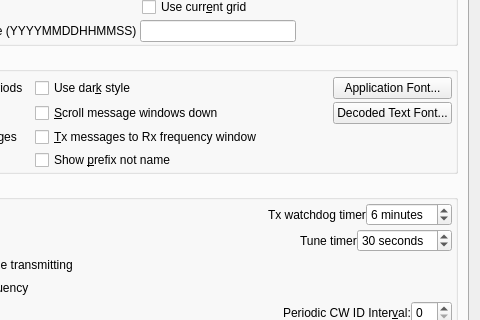
This is Configuration.ui in vu2cpl/jtdx-vu as Qt 5 draws it before an edit; both pictures show x 220 to 700 and y 154 to 474 of the 700 by 600 pixel window. The edited form follows.
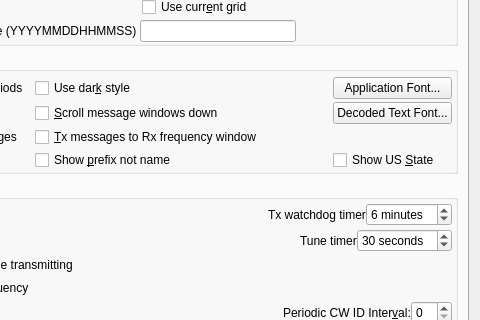
This is the edited form.

Commit message:
Show US State: U.S.A.:FL from the decoded grid first, then the FCC licence state
Asked for by KK4CDK after JTDX 2.2.160's option. 2.2.160's source is not
published, so this is built from public data: a grid square -> state(s)
table from US Census boundaries (a square over several states lists them,
largest share first, as U.S.A.:KY-IN-OH), and a call -> state table from
the FCC amateur dump (DXCA's rules) for decodes without a grid. Both are
built-in resources made by scripts in tools/; a newer call table in the
data directory overrides. Off by default, beside Show DXCC names.

```diff
--- a/Configuration.ui
+++ b/Configuration.ui
@@ -387,6 +387,16 @@
               </property>
              </widget>
             </item>
+            <item row="3" column="2">
+             <widget class="QCheckBox" name="usState_check_box">
+              <property name="toolTip">
+               <string>For U.S.A. stations add the state: from the grid in the message when there is one (several states when the grid square covers more than one), otherwise from the callsign's FCC licence address.</string>
+              </property>
+              <property name="text">
+               <string>Show US &amp;State</string>
+              </property>
+             </widget>
+            </item>
             <item row="2" column="1">
              <widget class="QCheckBox" name="TX_messages_check_box">
               <property name="enabled">
```
The commit also changes 13 other files.
